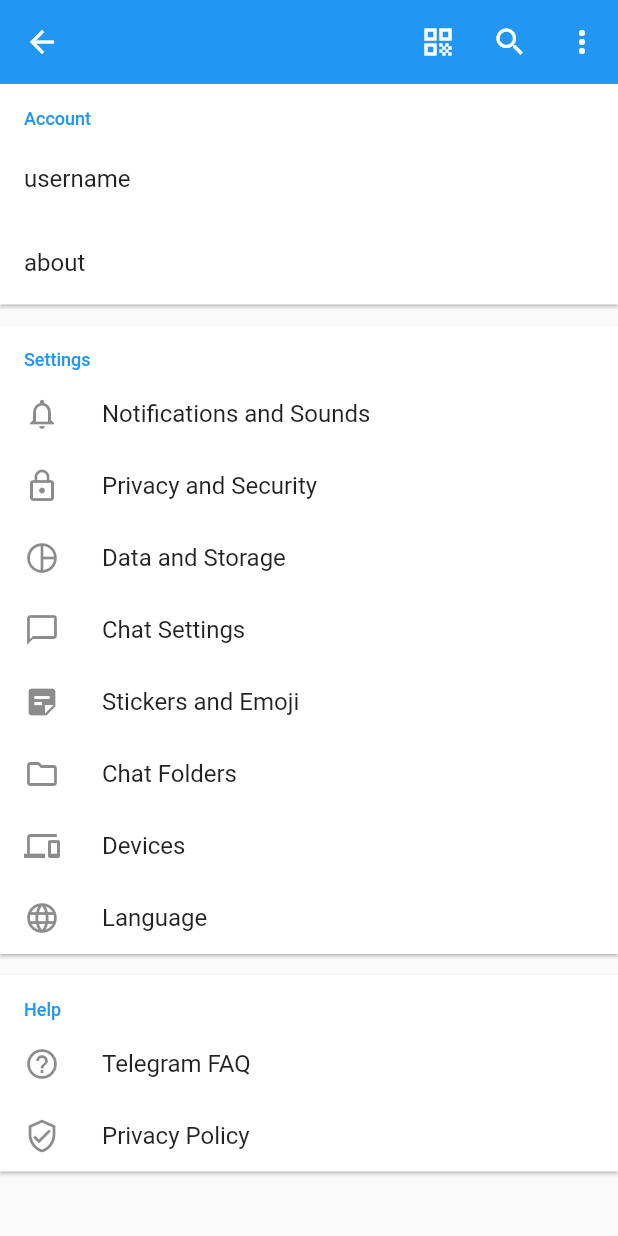
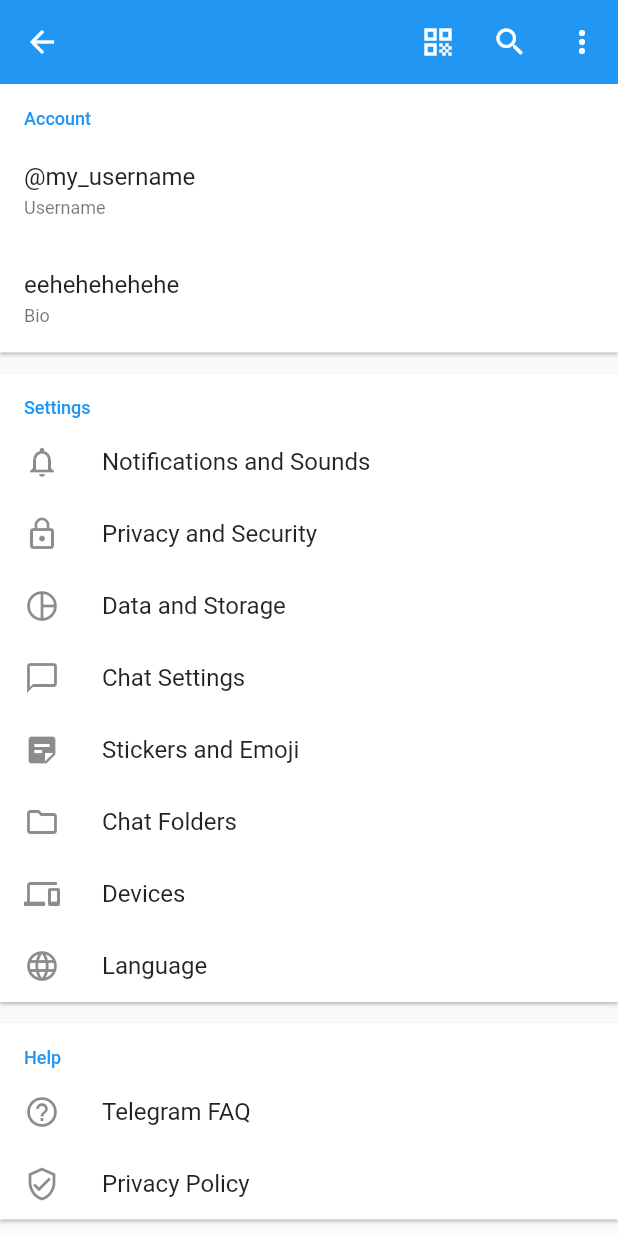
Before and after one commit to procrastine-inc/minimalistic-telegram, a Flutter app: the screen it shows after launch, in the side drawer, after a tap on "Settings", on a phone screen of 412 x 824 dp. Run offline on Flutter 3.47's test engine with Material 2 defaults, Android fonts, the phone set to English and light mode, and no system bars; network calls fail.

Commit message:
update account settings

```diff
--- a/lib/pages/SettingsPage/index.dart
+++ b/lib/pages/SettingsPage/index.dart
@@ -63,11 +63,19 @@ class SettingsPage extends StatelessWidget {
               title: "Account",
               children: [
                 ListTile(
-                  title: const Text("username"),
+                  title: const Text("@my_username"),
+                  subtitle: const Text(
+                    "Username",
+                    style: TextStyle(fontSize: 12),
+                  ),
                   onTap: () {},
                 ),
                 ListTile(
-                  title: const Text("about"),
+                  title: const Text("eehehehehehe"),
+                  subtitle: const Text(
+                    "Bio",
+                    style: TextStyle(fontSize: 12),
+                  ),
                   onTap: () {},
                 )
               ],
```
